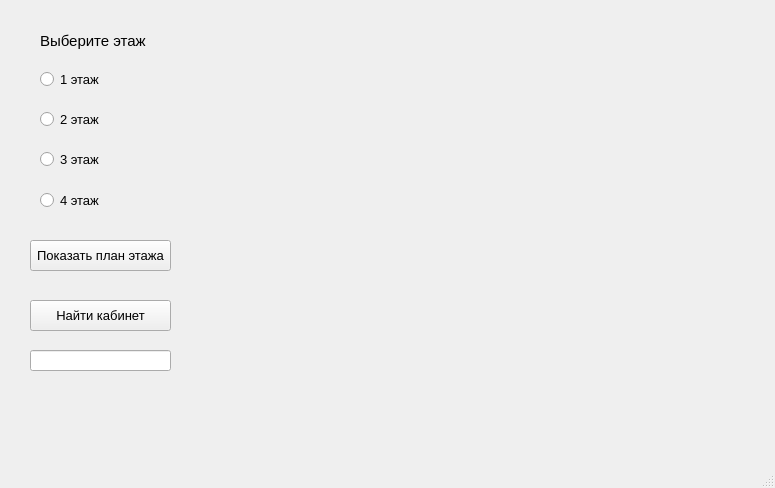
Above: template.ui from tanyaflos76/project_1 before the change. Below: the same form after it.
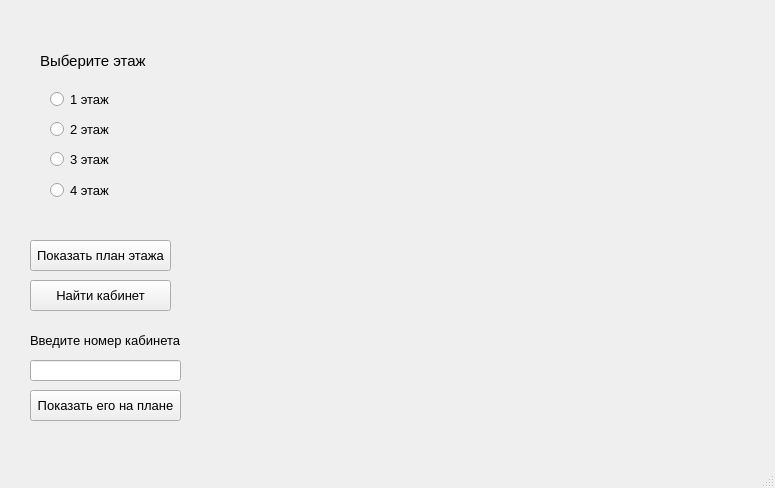
That is the form after the change.

Diff of the .ui file:
```diff
--- a/template.ui
+++ b/template.ui
@@ -17,8 +17,8 @@
    <widget class="QRadioButton" name="floor1">
     <property name="geometry">
      <rect>
-      <x>40</x>
-      <y>70</y>
+      <x>50</x>
+      <y>90</y>
       <width>83</width>
       <height>18</height>
      </rect>
@@ -38,8 +38,8 @@
    <widget class="QRadioButton" name="floor2">
     <property name="geometry">
      <rect>
-      <x>40</x>
-      <y>110</y>
+      <x>50</x>
+      <y>120</y>
       <width>83</width>
       <height>18</height>
      </rect>
@@ -59,7 +59,7 @@
    <widget class="QRadioButton" name="floor3">
     <property name="geometry">
      <rect>
-      <x>40</x>
+      <x>50</x>
       <y>150</y>
       <width>83</width>
       <height>18</height>
@@ -80,8 +80,8 @@
    <widget class="QRadioButton" name="floor4">
     <property name="geometry">
      <rect>
-      <x>40</x>
-      <y>190</y>
+      <x>50</x>
+      <y>180</y>
       <width>101</width>
       <height>21</height>
      </rect>
@@ -102,7 +102,7 @@
     <property name="geometry">
      <rect>
       <x>40</x>
-      <y>30</y>
+      <y>50</y>
       <width>131</width>
       <height>21</height>
      </rect>
@@ -151,7 +151,7 @@
     <property name="geometry">
      <rect>
       <x>30</x>
-      <y>300</y>
+      <y>280</y>
       <width>141</width>
       <height>31</height>
      </rect>
@@ -169,12 +169,48 @@
     <property name="geometry">
      <rect>
       <x>30</x>
-      <y>350</y>
-      <width>141</width>
+      <y>360</y>
+      <width>151</width>
       <height>21</height>
      </rect>
     </property>
    </widget>
+   <widget class="QLabel" name="label_2">
+    <property name="geometry">
+     <rect>
+      <x>30</x>
+      <y>330</y>
+      <width>151</width>
+      <height>21</height>
+     </rect>
+    </property>
+    <property name="font">
+     <font>
+      <pointsize>10</pointsize>
+     </font>
+    </property>
+    <property name="text">
+     <string>Введите номер кабинета:</string>
+    </property>
+   </widget>
+   <widget class="QPushButton" name="pushButton">
+    <property name="geometry">
+     <rect>
+      <x>30</x>
+      <y>390</y>
+      <width>151</width>
+      <height>31</height>
+     </rect>
+    </property>
+    <property name="font">
+     <font>
+      <pointsize>10</pointsize>
+     </font>
+    </property>
+    <property name="text">
+     <string>Показать его на плане</string>
+    </property>
+   </widget>
   </widget>
   <widget class="QMenuBar" name="menubar">
    <property name="geometry">
```
